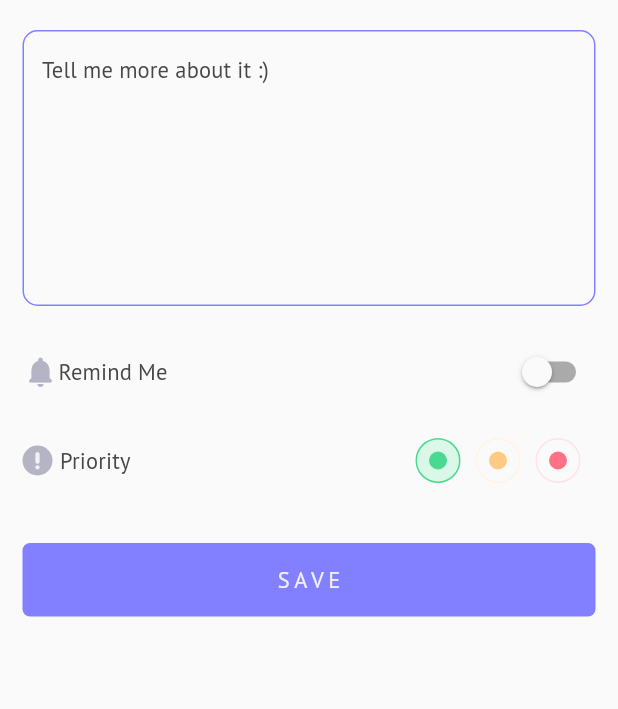
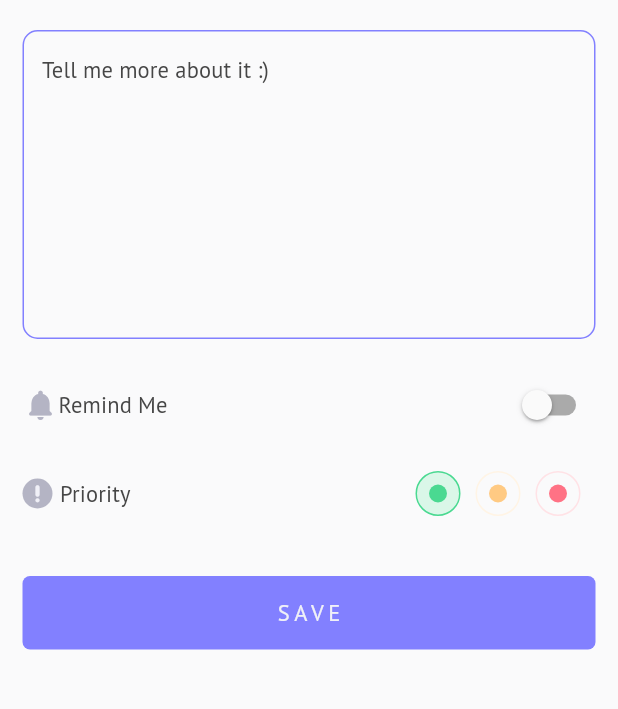
Before and after one commit to mohhamad-esmaili/Todo, a Flutter app: the CreateEventScreen screen opened by its route, after a tap on "SAVE", on a phone screen of 412 x 824 dp, the part 198-907 px from its top. Run offline on Flutter 3.47's test engine with Material 2 defaults, Android fonts, the phone set to English and light mode, and no system bars; our stand-ins replace flutter_local_notifications, flutter_svg, get, hive, hive_flutter, loading_animation_widget and 2 more; accounts and stored records are empty.

Commit message:
fix datepicker bug and sized

```diff
--- a/lib/view/event/event_screen.dart
+++ b/lib/view/event/event_screen.dart
@@ -24,6 +24,7 @@ class CreateEventScreen extends StatelessWidget {
         title: const Text('Add Todo'),
         leading: IconButton(
           onPressed: () {
+            Get.closeAllSnackbars();
             Get.back();
           },
           icon: Icon(
@@ -36,6 +37,7 @@ class CreateEventScreen extends StatelessWidget {
         builder: (controller) => Container(
           padding: const EdgeInsets.symmetric(horizontal: 15),
           child: SingleChildScrollView(
+            physics: const BouncingScrollPhysics(),
             child: Column(
               children: [
                 TitleTextformfieldWidget(
@@ -59,7 +61,7 @@ class CreateEventScreen extends StatelessWidget {
                           initialDateTimeForSelector:
                               _eventController.selectedDay.value,
                           remindInFunction: (value) => remindIn = value,
-                          cupertinoDatePickerFunction: (value) =>
+                          cupertinoDatePickerFunction: (DateTime value) =>
                               pickedDateTime = value,
                         )
                       : const SizedBox(height: 20),
@@ -72,6 +74,11 @@ class CreateEventScreen extends StatelessWidget {
                 InkWell(
                   onTap: () {
                     if (_titleEditingController.text.isNotEmpty) {
+                      if (checkTimes(
+                              pickedDateTime,
+                              _eventController.selectedDay.value,
+                              _eventController.remindMe.value) ==
+                          true) {
                         _eventController.createItem(
                           dateTime: pickedDateTime,
                           title: _titleEditingController.text,
@@ -83,7 +90,11 @@ class CreateEventScreen extends StatelessWidget {
                         _titleEditingController.clear();
                         _descriptionEditingCotroller.clear();
                         _eventController.remindMe.value = false;
+                        Get.closeAllSnackbars();
                         Get.back();
+                      } else {
+                        showErrorNotification();
+                      }
                     }
                   },
                   child: const InkwellChildSaveBTNWidget(title: "SAVE"),
--- a/lib/view/event/widget/event_sections/alarm_section.dart
+++ b/lib/view/event/widget/event_sections/alarm_section.dart
@@ -40,11 +40,8 @@ class AlarmSectionColumnWidget extends StatelessWidget {
         SizedBox(
           height: 200,
           child: CupertinoDatePicker(
+            initialDateTime: initialDateTimeForSelector,
             use24hFormat: true,
-            initialDateTime: initialDateTimeForSelector,
-            minimumDate: DateTime.now() == initialDateTimeForSelector
-                ? initialDateTimeForSelector
-                : null,
             mode: CupertinoDatePickerMode.time,
             backgroundColor: Theme.of(context).scaffoldBackgroundColor,
             onDateTimeChanged: (DateTime value) =>
--- a/lib/view/event/widget/textformfields/description_field_widget.dart
+++ b/lib/view/event/widget/textformfields/description_field_widget.dart
@@ -9,7 +9,7 @@ class DescriptionTextformfieldWidget extends StatelessWidget {
   @override
   Widget build(BuildContext context) {
     return TextFormField(
-      maxLines: 7,
+      maxLines: 8,
       controller: descriptionEditingCotroller,
       textInputAction: TextInputAction.newline,
       style: Theme.of(context).textTheme.bodyMedium,
--- a/lib/view/event/widget/widget_exporter.dart
+++ b/lib/view/event/widget/widget_exporter.dart
@@ -6,10 +6,4 @@ export 'package:todo/view/event/widget/event_sections/reminder_section.dart';
 export 'package:todo/view/event/widget/textformfields/description_field_widget.dart';
 export 'package:todo/view/event/widget/textformfields/title_field_widget.dart';
 
-bool checkIfTimeIsEqual(DateTime dateTime) {
-  final DateTime nowDateTime = DateTime.now();
-  if (dateTime.day >= nowDateTime.day) {
-    return true;
-  }
-  return false;
-}
+export 'package:todo/view/event/widget/utils.dart';
--- a/lib/view/home/home_screen.dart
+++ b/lib/view/home/home_screen.dart
@@ -21,6 +21,7 @@ class HomeScreen extends StatelessWidget {
       ),
       body: GetX<EventController>(
         builder: (controller) => SingleChildScrollView(
+          physics: const BouncingScrollPhysics(),
           child: Column(
             mainAxisSize: MainAxisSize.min,
             children: [
--- a/lib/view/home/widgets/events_listtile/event_listtile.dart
+++ b/lib/view/home/widgets/events_listtile/event_listtile.dart
@@ -32,7 +32,7 @@ class EventListTileWWidget extends StatelessWidget {
       onDismissed: (direction) => controller.deleteEvent(index),
       background: Container(
         alignment: Alignment.centerRight,
-        margin: EdgeInsets.only(bottom: 20),
+        margin: const EdgeInsets.only(bottom: 20),
         child: Container(
           padding: const EdgeInsets.all(10),
           decoration: BoxDecoration(
@@ -52,7 +52,7 @@ class EventListTileWWidget extends StatelessWidget {
           color: isDone ? todoColors.lightYellow : todoColors.lightGrey,
           border: Border.all(
             color: isDone ? todoColors.darkYellow : todoColors.darkGrey,
-            width: 1,
+            width: 1.5,
           ),
           borderRadius:
               isDone ? BorderRadius.circular(80) : BorderRadius.circular(20),
@@ -68,7 +68,7 @@ class EventListTileWWidget extends StatelessWidget {
                     ? null
                     : BoxDecoration(
                         border:
-                            Border.all(color: todoColors.darkGrey, width: 1),
+                            Border.all(color: todoColors.darkGrey, width: 1.5),
                         borderRadius: BorderRadius.circular(30),
                       ),
                 child: Icon(
--- a/lib/view/utils/theme.dart
+++ b/lib/view/utils/theme.dart
@@ -100,7 +100,7 @@ class AppTheme {
     appBarTheme: AppBarTheme(
       backgroundColor: mainColors.blackScaffoldColor,
       elevation: 0,
-      toolbarHeight: 110,
+      toolbarHeight: 80,
       titleTextStyle: TextStyle(
         fontSize: 23,
         fontWeight: FontWeight.bold,
```
Also changed, not shown: lib/controller/event_controller.dart (+5 -2 lines), lib/view/event/edit_event_screen.dart (+13 -5 lines), lib/view/event/widget/utils.dart (added, +54 -0 lines), 1 other file. Lines whose indentation alone changed are shown as unchanged.
